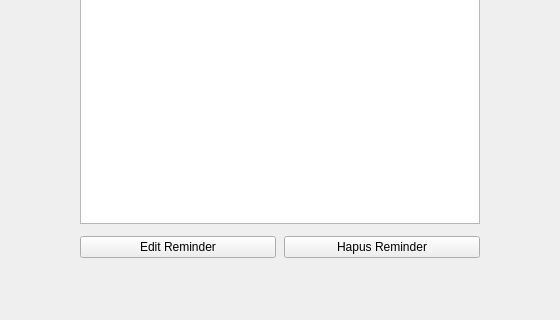
Above: mainwindow.ui from JhonPiterSitumorang-251401052/DeadlineSaver before the change; both pictures show x 120 to 680 and y 280 to 600 of the 800 by 600 pixel window. Below: the same form after it.
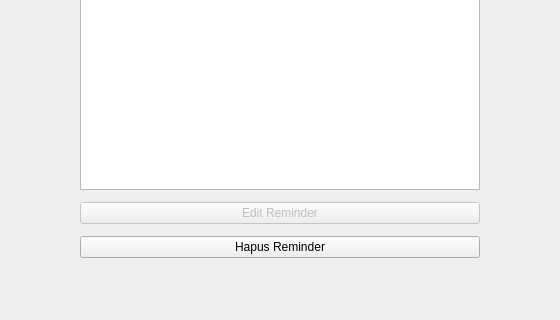
That is the form after the change.

Commit message: tambah fitur edit reminder

Patch:
```diff
--- a/mainwindow.ui
+++ b/mainwindow.ui
@@ -71,13 +71,13 @@
      </widget>
     </item>
     <item>
-     <layout class="QHBoxLayout" name="layoutTombolBawah">
-      <property name="spacing"><number>8</number></property>
-      <item>
        <widget class="QPushButton" name="btnEdit">
         <property name="text">
          <string>Edit Reminder</string>
         </property>
+      <property name="enabled">
+       <bool>false</bool>
+      </property>
        </widget>
       </item>
       <item>
@@ -86,8 +86,6 @@
          <string>Hapus Reminder</string>
         </property>
        </widget>
-      </item>
-     </layout>
     </item>
    </layout>
   </widget>
```
Lines whose indentation alone changed are shown as unchanged. The commit also changes 2 other files.
